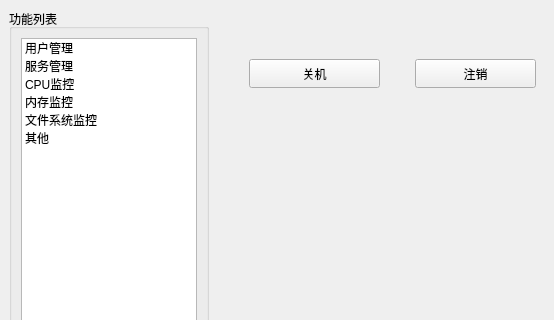
liuyufeng509/SecCenter, file SYS/tabsyspage.ui: the form before one commit; both pictures show x 0 to 554 and y 0 to 320 of the 785 by 494 pixel window.
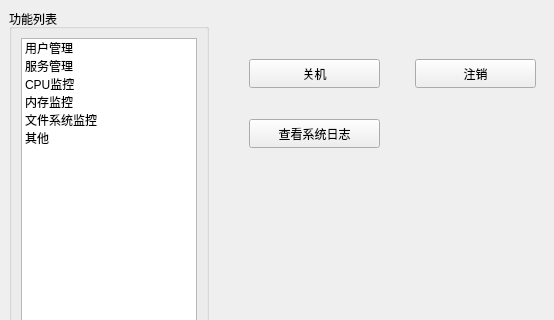
The form after the commit.

Patch:
```diff
--- a/SYS/tabsyspage.ui
+++ b/SYS/tabsyspage.ui
@@ -254,6 +254,22 @@
       <string>重启</string>
      </property>
     </widget>
+    <widget class="QPushButton" name="logButton">
+     <property name="enabled">
+      <bool>true</bool>
+     </property>
+     <property name="geometry">
+      <rect>
+       <x>34</x>
+       <y>110</y>
+       <width>131</width>
+       <height>29</height>
+      </rect>
+     </property>
+     <property name="text">
+      <string>查看系统日志</string>
+     </property>
+    </widget>
    </widget>
   </widget>
   <widget class="QGroupBox" name="groupBox_2">
```
